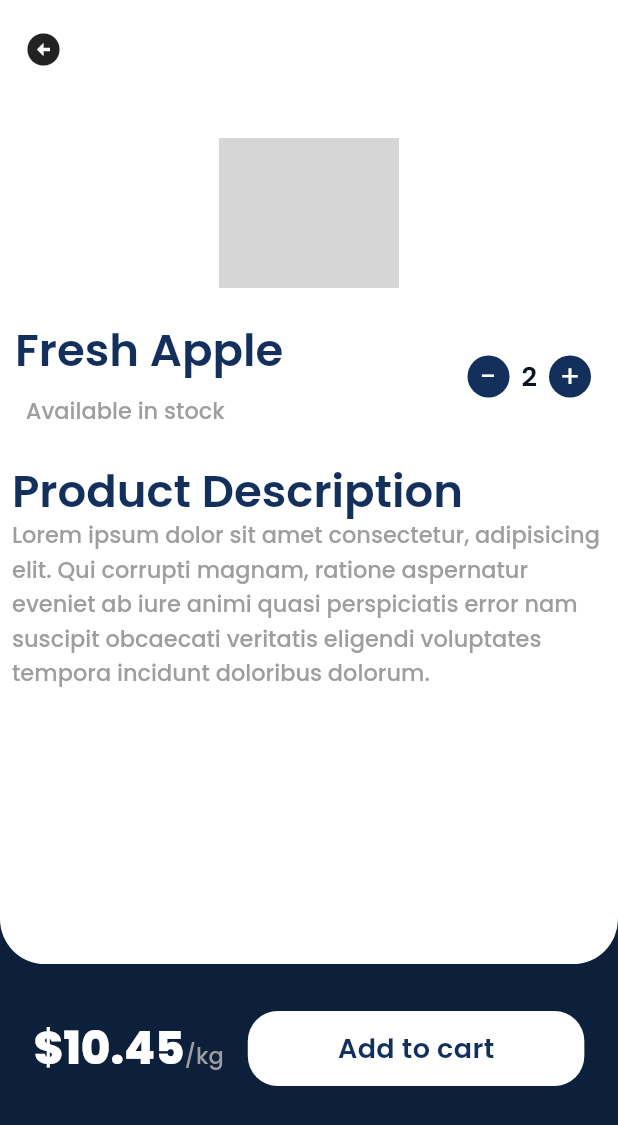
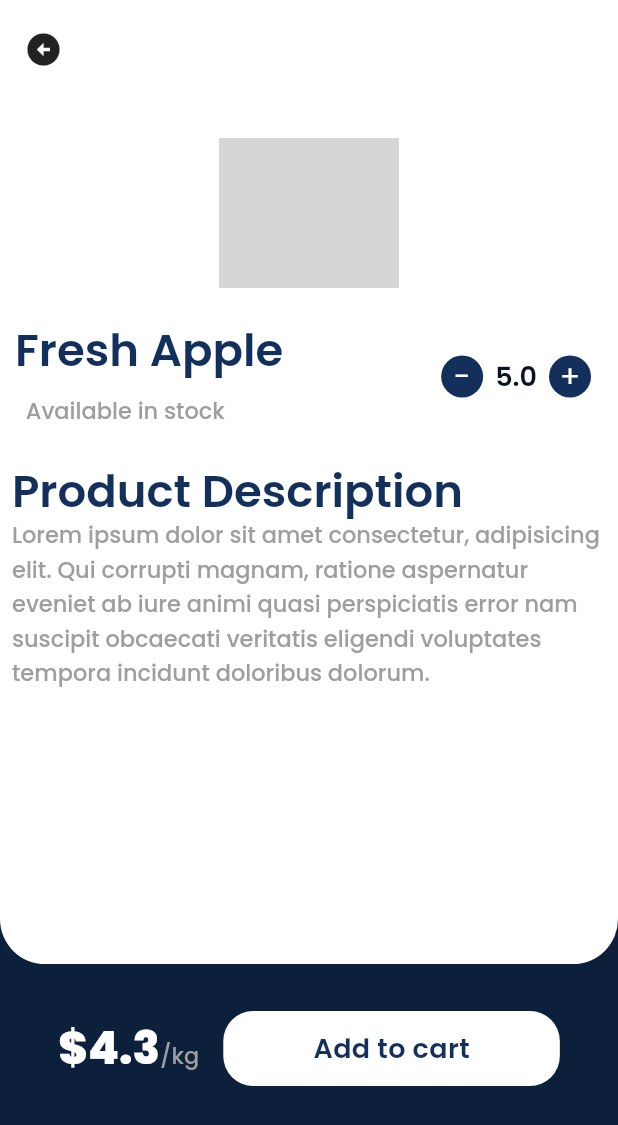
Before and after one commit to RWEMAISINGIZWENorbert/grocery-ui, a Flutter app: the screen it shows after launch, after a tap on "Fresh Apple", on a phone screen of 412 x 824 dp. Shown: the top 1125 px of the screen. Run offline on Flutter 3.47's test engine with Material 3 defaults, Android fonts, the phone set to English and light mode, and no system bars; our stand-ins replace google_fonts; network calls fail; grey boxes are pictures that could not be loaded.

Commit message:
[feat] Nav to the specific product with Id

```diff
--- a/lib/models/products_model.dart
+++ b/lib/models/products_model.dart
@@ -30,7 +30,7 @@ class ProductsModel {
       name: 'Orange',
       desc: 'Lorem ipsum dolor sit amet consectetur, adipisicing elit. Qui corrupti magnam, ratione aspernatur eveniet ab iure animi quasi perspiciatis error nam suscipit obcaecati veritatis eligendi voluptates tempora incidunt doloribus dolorum.',
       calories: 12.00,
-      quantity: 5,
+      quantity: 10,
       unityPrice: 12.00,
       imageUrl: 'https://raw.githubusercontent.com/RWEMAISINGIZWENorbert/Flutter_UI-Design/refs/heads/main/assets/grocery/orange.png'
       ));
@@ -38,7 +38,7 @@ class ProductsModel {
       name: 'melon',
       desc: 'Lorem ipsum dolor sit amet consectetur, adipisicing elit. Qui corrupti magnam, ratione aspernatur eveniet ab iure animi quasi perspiciatis error nam suscipit obcaecati veritatis eligendi voluptates tempora incidunt doloribus dolorum.',
       calories: 12.00,
-      quantity: 5,
+      quantity: 8,
       unityPrice: 14.00,
       imageUrl:  'https://raw.githubusercontent.com/RWEMAISINGIZWENorbert/Flutter_UI-Design/refs/heads/main/assets/grocery/melon.png'
       ));
@@ -46,7 +46,7 @@ class ProductsModel {
       name: 'potato',
       desc: 'Lorem ipsum dolor sit amet consectetur, adipisicing elit. Qui corrupti magnam, ratione aspernatur eveniet ab iure animi quasi perspiciatis error nam suscipit obcaecati veritatis eligendi voluptates tempora incidunt doloribus dolorum.',
       calories: 12.00,
-      quantity: 5,
+      quantity: 15,
       unityPrice: 8.00,
       imageUrl: 'https://raw.githubusercontent.com/RWEMAISINGIZWENorbert/Flutter_UI-Design/refs/heads/main/assets/grocery/potato.png'
       ));
--- a/lib/pages/home_page.dart
+++ b/lib/pages/home_page.dart
@@ -114,7 +114,7 @@ class MyHomePage extends StatelessWidget {
                           itemBuilder: (context, index) {
                             return GestureDetector(
                               onTap: (){
-                                Navigator.pushNamed(context, '/item', arguments: '$index');
+                                Navigator.pushNamed(context, '/item', arguments: index);
                               },
                               child: Container(
                                 // height: MediaQuery.of(context).size.height * 0.5,
--- a/lib/pages/item.dart
+++ b/lib/pages/item.dart
@@ -9,8 +9,8 @@ class MyItem extends StatelessWidget {
   @override
   Widget build(BuildContext context) {
 
-         final productId = ModalRoute.of(context)!.settings.arguments.toString();
-        //  List<ProductsModel> produv
+         final productId = ModalRoute.of(context)!.settings.arguments as int;
+         List<ProductsModel> products = ProductsModel.initProducts();
 
            print(productId);
 
@@ -44,7 +44,7 @@ class MyItem extends StatelessWidget {
             Center(
                 child: Container(
                   margin: EdgeInsets.only(top: 46),
-                  child: Image.network('https://raw.githubusercontent.com/RWEMAISINGIZWENorbert/Flutter_UI-Design/refs/heads/main/assets/grocery/apple.png',
+                  child: Image.network(products[productId].imageUrl,
                   width: 120,
                   height: 100,
                   ),
@@ -57,7 +57,7 @@ class MyItem extends StatelessWidget {
                 children: [
                   RichText(text: TextSpan(
                      children: [
-                      TextSpan(text: 'Fresh Apple\n ', style: Theme.of(context).textTheme.displayMedium),
+                      TextSpan(text: '${products[productId].name}\n ', style: Theme.of(context).textTheme.displayMedium),
                       TextSpan(text: 'Available in stock', style:  GoogleFonts.poppins( color: Colors.grey[500],  fontWeight: FontWeight.w500,   fontSize: 15,  ),)
                      ]
                   )
@@ -81,7 +81,7 @@ class MyItem extends StatelessWidget {
                           ),
                         ),
                       ),
-                      Text('2', style: Theme.of(context).textTheme.displaySmall,),
+                      Text('${products[productId].quantity}', style: Theme.of(context).textTheme.displaySmall,),
                         Container(
                         width: 28,
                         height: 28,
@@ -111,7 +111,7 @@ class MyItem extends StatelessWidget {
                 children: [
                   TextSpan(text: 'Product Description\n', style: Theme.of(context).textTheme.displayMedium),
                   TextSpan(
-                    text: 'Lorem ipsum dolor sit amet consectetur, adipisicing elit. Qui corrupti magnam, ratione aspernatur eveniet ab iure animi quasi perspiciatis error nam suscipit obcaecati veritatis eligendi voluptates tempora incidunt doloribus dolorum.',
+                    text: products[productId].desc,
                     style: GoogleFonts.poppins( color: Colors.grey[500],  fontWeight: FontWeight.w500,   fontSize: 15, ),),
                 ]
               ),
@@ -129,7 +129,7 @@ class MyItem extends StatelessWidget {
             RichText(
               text: TextSpan(
                 children:   <TextSpan>[
-                    TextSpan(text: '\$10.45',  style: GoogleFonts.poppins(
+                    TextSpan(text: '\$${products[productId].unityPrice}',  style: GoogleFonts.poppins(
                                                       color: Colors.white,
                                                       fontSize: 30,
                                                      fontWeight: FontWeight.w800
```
